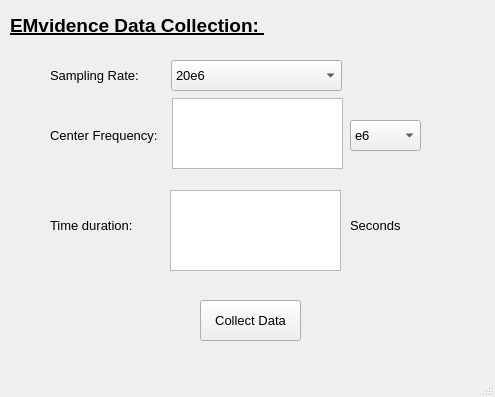
Before: the Qt Designer form application.ui in jdratnayake/EMvidence-Desktop, drawn with Qt 5.
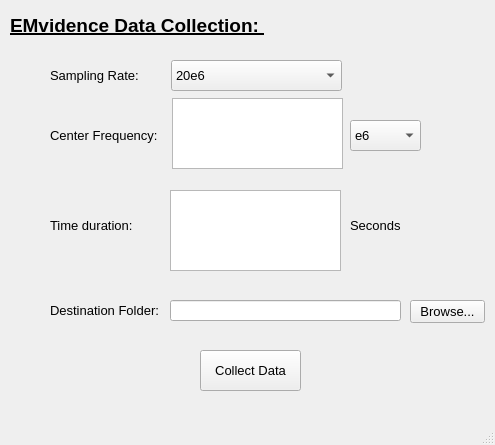
After: the same form once the commit is applied. Icons and pictures are not drawn.

Diff of the .ui file:
```diff
--- a/application.ui
+++ b/application.ui
@@ -7,7 +7,7 @@
     <x>0</x>
     <y>0</y>
     <width>495</width>
-    <height>397</height>
+    <height>445</height>
    </rect>
   </property>
   <property name="font">
@@ -215,7 +215,7 @@
     <property name="geometry">
      <rect>
       <x>200</x>
-      <y>300</y>
+      <y>350</y>
       <width>101</width>
       <height>41</height>
      </rect>
@@ -231,6 +231,9 @@
     <property name="text">
      <string>Collect Data</string>
     </property>
+    <property name="default">
+     <bool>false</bool>
+    </property>
    </widget>
    <widget class="QLabel" name="label_4">
     <property name="geometry">
@@ -272,6 +275,69 @@
      <string>Sampling Rate: </string>
     </property>
    </widget>
+   <widget class="QLabel" name="label_5">
+    <property name="geometry">
+     <rect>
+      <x>50</x>
+      <y>300</y>
+      <width>121</width>
+      <height>21</height>
+     </rect>
+    </property>
+    <property name="font">
+     <font>
+      <pointsize>10</pointsize>
+      <weight>50</weight>
+      <bold>false</bold>
+     </font>
+    </property>
+    <property name="text">
+     <string>Destination Folder:</string>
+    </property>
+   </widget>
+   <widget class="QLineEdit" name="path_text">
+    <property name="geometry">
+     <rect>
+      <x>170</x>
+      <y>300</y>
+      <width>231</width>
+      <height>21</height>
+     </rect>
+    </property>
+    <property name="font">
+     <font>
+      <weight>50</weight>
+      <bold>false</bold>
+     </font>
+    </property>
+    <property name="text">
+     <string/>
+    </property>
+   </widget>
+   <widget class="QPushButton" name="path_button">
+    <property name="geometry">
+     <rect>
+      <x>410</x>
+      <y>300</y>
+      <width>75</width>
+      <height>23</height>
+     </rect>
+    </property>
+    <property name="font">
+     <font>
+      <family>Segoe UI</family>
+      <pointsize>10</pointsize>
+      <weight>50</weight>
+      <bold>false</bold>
+     </font>
+    </property>
+    <property name="text">
+     <string>Browse...</string>
+    </property>
+    <property name="default">
+     <bool>false</bool>
+    </property>
+   </widget>
   </widget>
   <widget class="QMenuBar" name="menubar">
    <property name="geometry">
```
